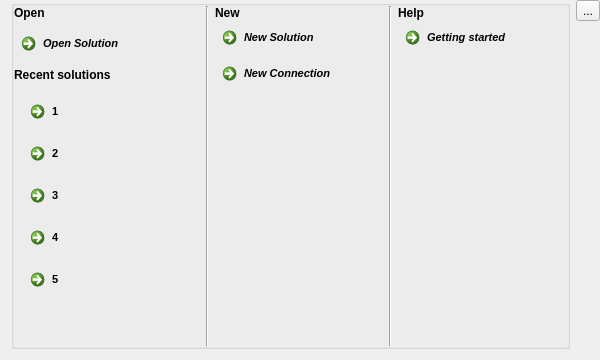
Old version of the form MainWindowButtonDialog.ui in the repository fritzone/ddm.
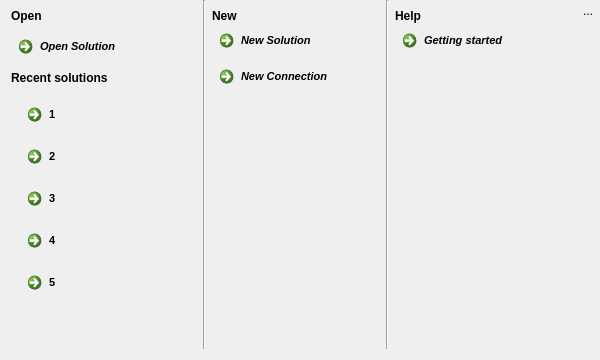
New version of the form. Icons and pictures are not drawn.

Diff of the .ui file:
```diff
--- a/MainWindowButtonDialog.ui
+++ b/MainWindowButtonDialog.ui
@@ -39,13 +39,7 @@
     <number>0</number>
    </property>
    <item>
-    <widget class="QGroupBox" name="groupBox">
-     <property name="title">
-      <string/>
-     </property>
-     <property name="flat">
-      <bool>false</bool>
-     </property>
+    <widget class="QFrame" name="frame">
      <layout class="QHBoxLayout" name="horizontalLayout">
       <property name="margin">
        <number>0</number>
@@ -55,6 +49,22 @@
         <property name="spacing">
          <number>6</number>
         </property>
+        <item>
+         <spacer name="verticalSpacer_6">
+          <property name="orientation">
+           <enum>Qt::Vertical</enum>
+          </property>
+          <property name="sizeType">
+           <enum>QSizePolicy::Fixed</enum>
+          </property>
+          <property name="sizeHint" stdset="0">
+           <size>
+            <width>20</width>
+            <height>9</height>
+           </size>
+          </property>
+         </spacer>
+        </item>
         <item>
          <widget class="QLabel" name="label_2">
           <property name="font">
@@ -295,6 +305,22 @@
         <property name="spacing">
          <number>0</number>
         </property>
+        <item>
+         <spacer name="verticalSpacer_7">
+          <property name="orientation">
+           <enum>Qt::Vertical</enum>
+          </property>
+          <property name="sizeType">
+           <enum>QSizePolicy::Fixed</enum>
+          </property>
+          <property name="sizeHint" stdset="0">
+           <size>
+            <width>20</width>
+            <height>9</height>
+           </size>
+          </property>
+         </spacer>
+        </item>
         <item>
          <widget class="QLabel" name="label_6">
           <property name="font">
@@ -379,6 +405,22 @@
         <property name="spacing">
          <number>0</number>
         </property>
+        <item>
+         <spacer name="verticalSpacer_8">
+          <property name="orientation">
+           <enum>Qt::Vertical</enum>
+          </property>
+          <property name="sizeType">
+           <enum>QSizePolicy::Fixed</enum>
+          </property>
+          <property name="sizeHint" stdset="0">
+           <size>
+            <width>20</width>
+            <height>9</height>
+           </size>
+          </property>
+         </spacer>
+        </item>
         <item>
          <widget class="QLabel" name="label_3">
           <property name="font">
@@ -465,6 +507,9 @@
         <iconset resource="dbm.qrc">
          <normaloff>:/images/actions/images/actions/application_exit.png</normaloff>:/images/actions/images/actions/application_exit.png</iconset>
        </property>
+       <property name="autoRaise">
+        <bool>true</bool>
+       </property>
       </widget>
      </item>
      <item>
```
Left out of the diff: 148 changed lines with no effect on the pictures.
